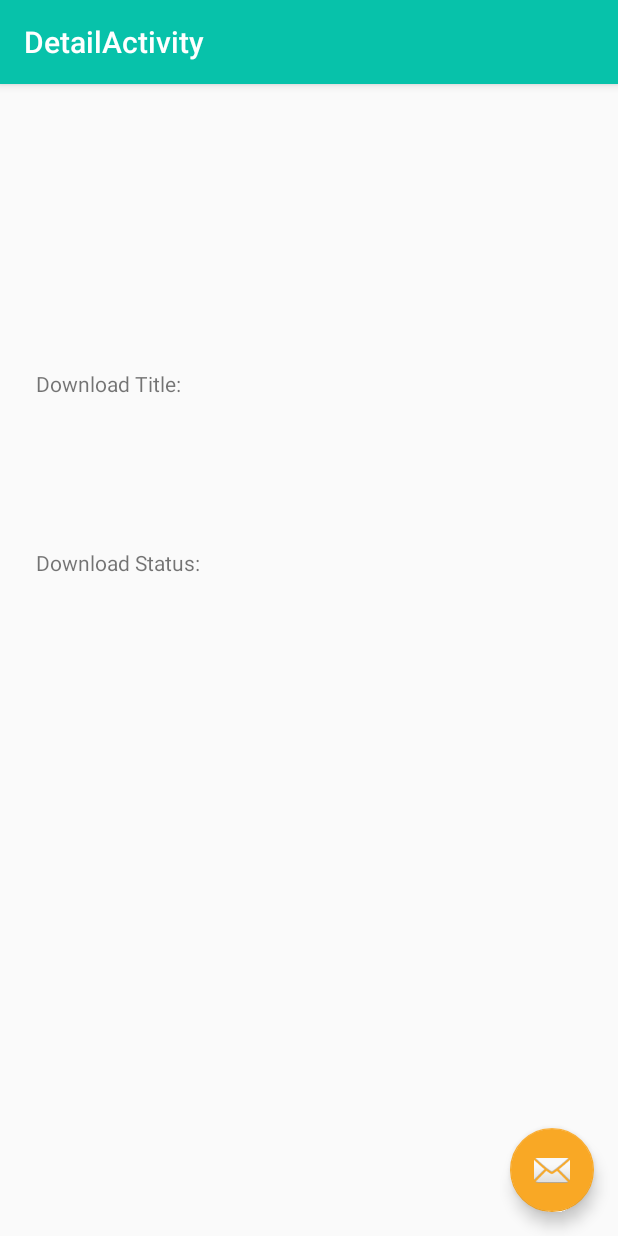
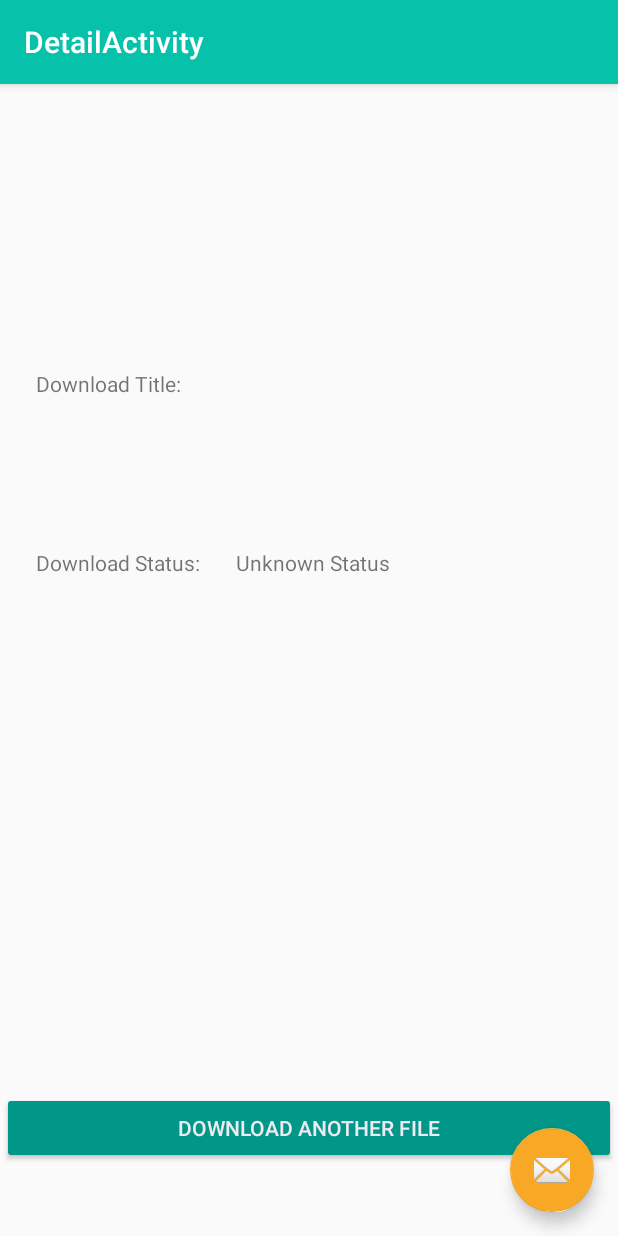
Before and after one commit to alfredbwong/LoadAppWithAnimations, an Android app: the DetailActivity screen opened directly, with no data from a screen before it, on a phone screen of 412 x 824 dp. Run offline under Robolectric (Android 15) with nearby library versions, the phone set to English and light mode, and no system bars; our stand-ins replace data binding.

Commit message:
Add transition listner for back button

```diff
--- a/app/src/main/java/com/udacity/DetailActivity.kt
+++ b/app/src/main/java/com/udacity/DetailActivity.kt
@@ -1,6 +1,7 @@
 package com.udacity
 
 import android.content.Context
+import android.content.Intent
 import android.os.Bundle
 import android.util.AttributeSet
 import android.util.Log
@@ -8,6 +9,8 @@ import android.view.LayoutInflater
 import android.view.View
 import android.view.ViewGroup
 import androidx.appcompat.app.AppCompatActivity
+import androidx.constraintlayout.motion.widget.MotionLayout
+import androidx.core.content.ContextCompat.startActivity
 import androidx.databinding.DataBindingUtil
 import com.udacity.databinding.ActivityDetailBinding
 import kotlinx.android.synthetic.main.activity_detail.*
@@ -17,7 +20,7 @@ import kotlinx.android.synthetic.main.content_detail.view.*
 
 class DetailActivity : AppCompatActivity() {
 
-    private lateinit var binding : ActivityDetailBinding
+    private lateinit var binding: ActivityDetailBinding
 
     override fun onCreate(savedInstanceState: Bundle?) {
         super.onCreate(savedInstanceState)
@@ -28,7 +31,59 @@ class DetailActivity : AppCompatActivity() {
         val downloadStatus = intent.getStringExtra("download-status")
         Log.i("DetailActivity.onCreate", "titleOfDownload $titleOfDownload ,downloadStatus: $downloadStatus")
         binding.contentDetailInclude.downloadTitleValue.text = titleOfDownload
-        binding.contentDetailInclude.downloadStatusValue.text = downloadStatus
+        if (downloadStatus != null) {
+            binding.contentDetailInclude.downloadStatusValue.text = when (downloadStatus.toInt()) {
+                8 -> getString(R.string.success_status_text)
+                16 -> getString(R.string.failure_status_text)
+                else -> getString(R.string.default_status_text)
+            }
+        } else {
+            binding.contentDetailInclude.downloadStatusValue.text = getString(R.string.default_status_text)
+        }
+        val backButton = binding.contentDetailInclude.backButton
+        val motionLayout = binding.contentDetailInclude.detailMotionLayout
+        val intent = Intent(this, MainActivity::class.java)
+
+        motionLayout.setTransitionListener( object: MotionLayout.TransitionListener{
+            override fun onTransitionStarted(p0: MotionLayout?, p1: Int, p2: Int) {
+                Log.i("DetailActivity.transitionListener", "onTransitionStarted")
+            }
+
+            override fun onTransitionChange(p0: MotionLayout?, p1: Int, p2: Int, p3: Float) {
+                Log.i("DetailActivity.transitionListener", "onTransitionChange")
+            }
+
+            override fun onTransitionCompleted(p0: MotionLayout?, p1: Int) {
+                Log.i("DetailActivity.transitionListener", "onTransitionCompleted")
+
+                startActivity(intent)
+            }
+
+            override fun onTransitionTrigger(p0: MotionLayout?, p1: Int, p2: Boolean, p3: Float) {
+                Log.i("DetailActivity.transitionListener", "onTransitionTrigger")
+
+            }
+
+        })
+        backButton.setOnClickListener {
+
+            motionLayout.transitionToEnd()
+
+
+        }
+
     }
 
 }
+
+//fun downloadAnotherFile() {
+//    Log.i("DetailActivity.backButtonOnClickListener", "I have been clicked.")
+//    val intent = Intent(this, MainActivity::class.java)
+//    startActivity(intent)
+//}
+
+//{
+//    Log.i("DetailActivity.backButtonOnClickListener", "I have been clicked.")
+//    val intent = Intent(this, MainActivity::class.java)
+//    startActivity(intent)
+//}
--- a/app/src/main/res/layout/content_detail.xml
+++ b/app/src/main/res/layout/content_detail.xml
@@ -52,5 +52,17 @@
             app:layout_constraintBaseline_toBaselineOf="@+id/download_status"
             app:layout_constraintStart_toEndOf="@+id/download_status" />
 
+        <Button
+            android:id="@+id/backButton"
+            android:layout_width="409dp"
+            android:layout_height="wrap_content"
+            android:layout_marginBottom="48dp"
+            android:backgroundTint="#009688"
+            android:text="@string/download_another_file_btn"
+            android:textColor="#EDEBF1"
+            app:layout_constraintBottom_toBottomOf="parent"
+            app:layout_constraintEnd_toEndOf="parent"
+            app:layout_constraintStart_toStartOf="parent" />
+
     </androidx.constraintlayout.motion.widget.MotionLayout>
 </layout>
--- a/app/src/main/res/layout/content_main.xml
+++ b/app/src/main/res/layout/content_main.xml
@@ -70,7 +70,7 @@
             app:layout_constraintStart_toStartOf="parent"
             app:layout_constraintTop_toTopOf="parent"
             app:layout_constraintVertical_bias="0.0"
-            tools:srcCompat="@color/colorAccent" />
+            tools:srcCompat="@drawable/ic_launcher_background" />
 
     </androidx.constraintlayout.widget.ConstraintLayout>
 </layout>
--- a/app/src/main/res/values/strings.xml
+++ b/app/src/main/res/values/strings.xml
@@ -25,5 +25,9 @@
     <string name="download_title">Download Title:</string>
     <string name="download_title_value">File that was downloaded</string>
     <string name="download_status_value">Download Status Value</string>
+    <string name="default_status_text">Unknown Status</string>
+    <string name="success_status_text">SUCCESS</string>
+    <string name="failure_status_text">FAILURE</string>
+    <string name="download_another_file_btn">Download Another File</string>
 
 </resources>
--- a/app/src/main/res/xml/content_detail_scene.xml
+++ b/app/src/main/res/xml/content_detail_scene.xml
@@ -14,6 +14,7 @@
             android:layout_marginStart="24dp" />
         <Constraint android:id="@+id/download_status" />
 
+
     </ConstraintSet>
 
     <ConstraintSet android:id="@+id/end">
@@ -27,10 +28,21 @@
             android:layout_marginLeft="24dp"
             android:layout_marginStart="24dp" />
         <Constraint android:id="@+id/download_status" />
+        <Constraint
+            android:id="@+id/backButton"
+            app:layout_constraintEnd_toEndOf="parent"
+            android:layout_width="409dp"
+            android:layout_height="match_parent"
+            app:layout_constraintBottom_toBottomOf="parent"
+            app:layout_constraintStart_toStartOf="parent" />
+
 
     </ConstraintSet>
 
     <Transition
         app:constraintSetEnd="@id/end"
-        app:constraintSetStart="@+id/start" />
+        app:constraintSetStart="@+id/start"
+        app:duration="1000">
+    </Transition>
+
 </MotionScene>
```
Also changed, not shown: app/src/main/java/com/udacity/MainActivity.kt (+8 -8 lines).
